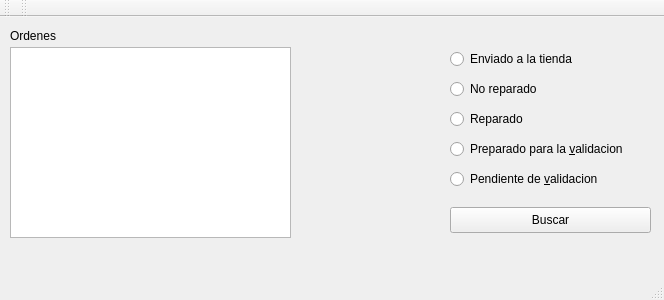
Qt form TecnicosSSTT/mainwindow.ui (mhv666/servicioTecnico) before a commit.
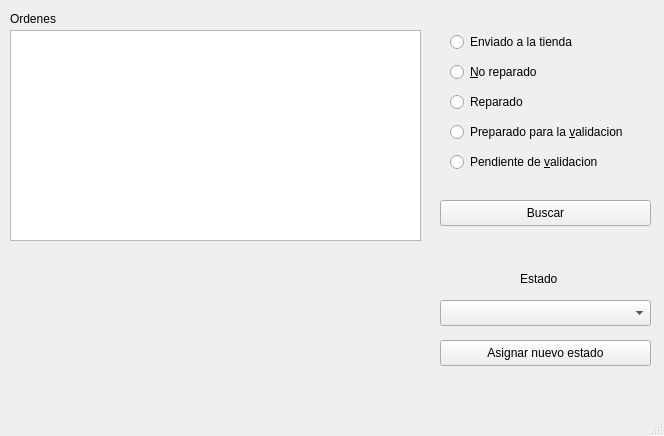
The same form after that commit.

What changed in the file:
```diff
--- a/TecnicosSSTT/mainwindow.ui
+++ b/TecnicosSSTT/mainwindow.ui
@@ -7,7 +7,7 @@
     <x>0</x>
     <y>0</y>
     <width>664</width>
-    <height>300</height>
+    <height>436</height>
    </rect>
   </property>
   <property name="windowTitle">
@@ -72,7 +72,7 @@
      </rect>
     </property>
     <property name="text">
-     <string>No reparado</string>
+     <string>&amp;No reparado</string>
     </property>
     <attribute name="buttonGroup">
      <string notr="true">buttonGroup</string>
@@ -97,9 +97,9 @@
    <widget class="QPushButton" name="btnBuscar">
     <property name="geometry">
      <rect>
-      <x>450</x>
-      <y>190</y>
-      <width>201</width>
+      <x>440</x>
+      <y>200</y>
+      <width>211</width>
       <height>26</height>
      </rect>
     </property>
@@ -107,16 +107,6 @@
      <string>Buscar</string>
     </property>
    </widget>
-   <widget class="QListWidget" name="listaDeOrdenes">
-    <property name="geometry">
-     <rect>
-      <x>10</x>
-      <y>30</y>
-      <width>281</width>
-      <height>191</height>
-     </rect>
-    </property>
-   </widget>
    <widget class="QLabel" name="label">
     <property name="geometry">
      <rect>
@@ -130,6 +120,52 @@
      <string>Ordenes</string>
     </property>
    </widget>
+   <widget class="QComboBox" name="comboBox">
+    <property name="geometry">
+     <rect>
+      <x>440</x>
+      <y>300</y>
+      <width>211</width>
+      <height>26</height>
+     </rect>
+    </property>
+   </widget>
+   <widget class="QLabel" name="label_2">
+    <property name="geometry">
+     <rect>
+      <x>520</x>
+      <y>270</y>
+      <width>58</width>
+      <height>18</height>
+     </rect>
+    </property>
+    <property name="text">
+     <string>Estado</string>
+    </property>
+   </widget>
+   <widget class="QPushButton" name="pushButton">
+    <property name="geometry">
+     <rect>
+      <x>440</x>
+      <y>340</y>
+      <width>211</width>
+      <height>26</height>
+     </rect>
+    </property>
+    <property name="text">
+     <string>Asignar nuevo estado</string>
+    </property>
+   </widget>
+   <widget class="QTableView" name="listaDeOrdenes">
+    <property name="geometry">
+     <rect>
+      <x>10</x>
+      <y>30</y>
+      <width>411</width>
+      <height>211</height>
+     </rect>
+    </property>
+   </widget>
   </widget>
   <widget class="QMenuBar" name="menuBar">
    <property name="geometry">
@@ -141,26 +177,7 @@
     </rect>
    </property>
   </widget>
-  <widget class="QToolBar" name="mainToolBar">
-   <attribute name="toolBarArea">
-    <enum>TopToolBarArea</enum>
-   </attribute>
-   <attribute name="toolBarBreak">
-    <bool>false</bool>
-   </attribute>
-  </widget>
   <widget class="QStatusBar" name="statusBar"/>
-  <widget class="QToolBar" name="toolBar">
-   <property name="windowTitle">
-    <string>toolBar</string>
-   </property>
-   <attribute name="toolBarArea">
-    <enum>TopToolBarArea</enum>
-   </attribute>
-   <attribute name="toolBarBreak">
-    <bool>false</bool>
-   </attribute>
-  </widget>
  </widget>
  <layoutdefault spacing="6" margin="11"/>
  <resources/>
```
